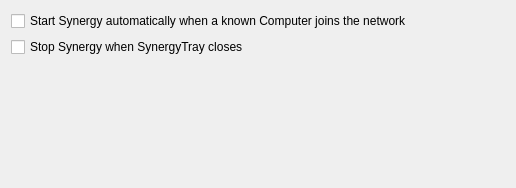
Above: src/config_settings.ui from mbruggmann/synergytray before the change. Below: the same form after it.
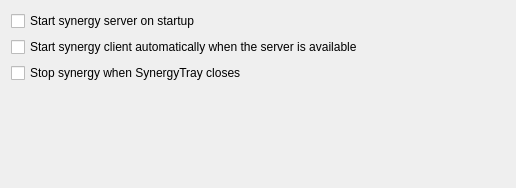
That is the form after the change.

Patch:
```diff
--- a/src/config_settings.ui
+++ b/src/config_settings.ui
@@ -28,17 +28,24 @@
   <layout class="QVBoxLayout" name="verticalLayout">
    <item>
     <layout class="QVBoxLayout" name="verticalLayout_2">
+     <item>
+      <widget class="QCheckBox" name="kcfg_serverstart">
+       <property name="text">
+        <string>Start synergy server on startup</string>
+       </property>
+      </widget>
+     </item>
      <item>
       <widget class="QCheckBox" name="kcfg_autostart">
        <property name="text">
-        <string>Start Synergy automatically when a known Computer joins the network</string>
+        <string>Start synergy client automatically when the server is available</string>
        </property>
       </widget>
      </item>
      <item>
       <widget class="QCheckBox" name="kcfg_stoponclose">
        <property name="text">
-        <string>Stop Synergy when SynergyTray closes</string>
+        <string>Stop synergy when SynergyTray closes</string>
        </property>
       </widget>
      </item>
```
